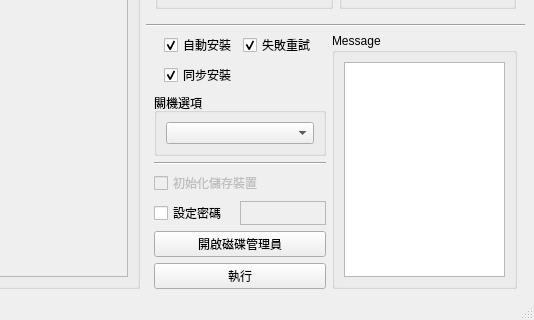
SuperDumbTM/driver-box, file src/ui/pyqt/main.ui: the form before one commit; both pictures show x 238 to 772 and y 180 to 500 of the 772 by 500 pixel window.
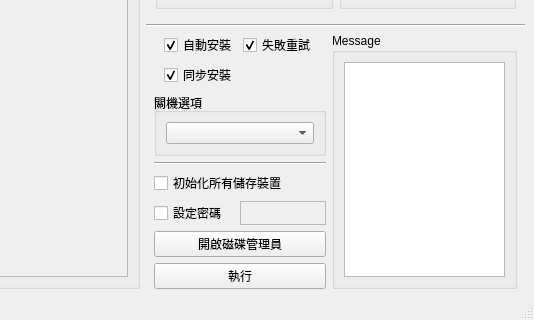
The form after the commit.

What changed in the file:
```diff
--- a/src/ui/pyqt/main.ui
+++ b/src/ui/pyqt/main.ui
@@ -504,10 +504,10 @@
               <item row="0" column="0" colspan="2">
                <widget class="QCheckBox" name="at_init_disks_cb">
                 <property name="enabled">
-                 <bool>false</bool>
+                 <bool>true</bool>
                 </property>
                 <property name="text">
-                 <string>初始化儲存裝置</string>
+                 <string>初始化所有儲存裝置</string>
                 </property>
                </widget>
               </item>
```
